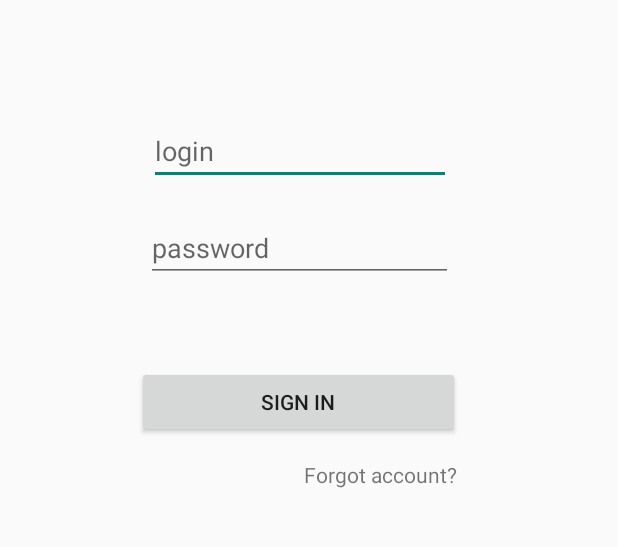
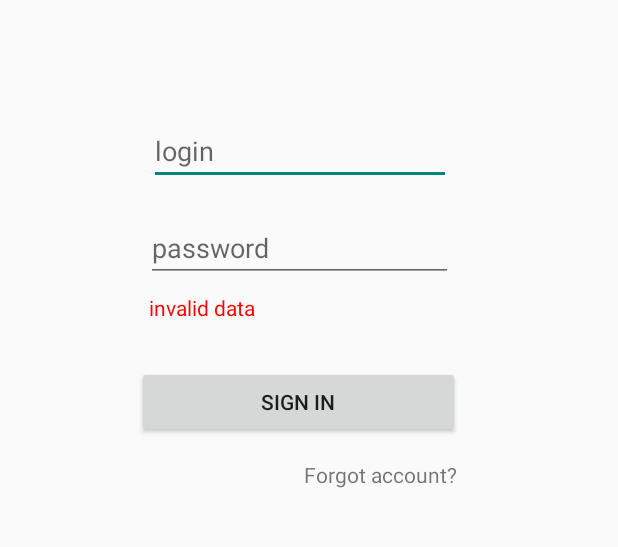
Before and after one commit to biba-boba-2-dolboeba/dresscode-proj, an Android app: the screen it shows after launch (SignInActivity), after a tap on an icon or button, on a phone screen of 412 x 824 dp, the part 489-1036 px from its top. Run offline under Robolectric (Android 15) with nearby library versions, the phone set to English and light mode, and no system bars.

Commit message:
created method checkValidaion in classes SignInPresenter

```diff
--- a/app/src/main/java/com/biba/boba/dresscode/presentation/signinscreen/SignInActivity.java
+++ b/app/src/main/java/com/biba/boba/dresscode/presentation/signinscreen/SignInActivity.java
@@ -3,6 +3,7 @@ package com.biba.boba.dresscode.presentation.signinscreen;
 import androidx.appcompat.app.AppCompatActivity;
 
 import android.os.Bundle;
+import android.util.Log;
 import android.widget.Button;
 import android.widget.TextView;
 
@@ -12,10 +13,9 @@ public class SignInActivity extends AppCompatActivity implements SignInView
 {
     private SignInPresenter presenter;
 
-    Button signInButton;
-    TextView forgotAccTextView;
-    TextView passwordTextView;
-    TextView loginTextView;
+    private TextView passwordTextView;
+    private TextView loginTextView;
+    private TextView errorMessageTextView;
 
 
     @Override
@@ -30,10 +30,12 @@ public class SignInActivity extends AppCompatActivity implements SignInView
 
     private void initAllView()
     {
-        signInButton = findViewById(R.id.sign_in_button);
-        forgotAccTextView = findViewById(R.id.forgot_account);
+        Button signInButton = findViewById(R.id.sign_in_button);
+        TextView forgotAccTextView = findViewById(R.id.forgot_account);
         passwordTextView = findViewById(R.id.password_field);
         loginTextView = findViewById(R.id.login_field);
+        errorMessageTextView = findViewById(R.id.error_message);
+
 
         signInButton.setOnClickListener(presenter);
         forgotAccTextView.setOnClickListener(presenter);
@@ -41,14 +43,30 @@ public class SignInActivity extends AppCompatActivity implements SignInView
 
 
     @Override
-    public void loadActivity()
+    public void loadMainActivity()
     {
+        String pass = passwordTextView.getText().toString();
+        String login = loginTextView.getText().toString();
 
+        boolean validData = presenter.checkValidData(login, pass);
+
+        if (validData)
+            Log.i("dressLog", "переходим на галвную страницу");
+        else
+            Log.i("dressLog", "остаемся на этой странице");
     }
 
     @Override
-    public void showError()
+    public void loadForgotAccountActivity()
     {
+        Log.i("dressLog", "activate method loadForgotAccountActivity");
+    }
 
+    @Override
+    public void showMessage(String message)
+    {
+        errorMessageTextView.setText(message);
     }
+
+
 }
--- a/app/src/main/java/com/biba/boba/dresscode/presentation/signinscreen/SignInPresenter.java
+++ b/app/src/main/java/com/biba/boba/dresscode/presentation/signinscreen/SignInPresenter.java
@@ -10,12 +10,23 @@ public class SignInPresenter implements View.OnClickListener
     private final SignInView signInView;
 
 
-    public SignInPresenter(SignInView signInView)
+    SignInPresenter(SignInView signInView)
     {
         this.signInView = signInView;
     }
 
-
+    boolean checkValidData(String login, String pass)
+    {
+        if (login.equals("") || pass.equals(""))
+        {
+            signInView.showMessage("invalid data");
+            return false;
+        }
+        else {
+            signInView.showMessage("");
+            return true;
+        }
+    }
 
 
     @Override
@@ -25,14 +36,16 @@ public class SignInPresenter implements View.OnClickListener
         {
             case R.id.sign_in_button :
                 Log.d("dressLog", "triggered sign_in");
+                signInView.loadMainActivity();
                 break;
 
             case R.id.forgot_account:
                 Log.d("dressLog", "triggered forgot_account");
+                signInView.loadMainActivity();
                 break;
 
         }
 
+    }
 
-    }
 }
--- a/app/src/main/java/com/biba/boba/dresscode/presentation/signinscreen/SignInView.java
+++ b/app/src/main/java/com/biba/boba/dresscode/presentation/signinscreen/SignInView.java
@@ -2,6 +2,7 @@ package com.biba.boba.dresscode.presentation.signinscreen;
 
 public interface SignInView {
 
-    void loadActivity();
-    void showError();
+    void loadMainActivity();
+    void loadForgotAccountActivity();
+    void showMessage(String error_message);
 }
--- a/app/src/main/res/layout/sign_in_layout.xml
+++ b/app/src/main/res/layout/sign_in_layout.xml
@@ -108,6 +108,24 @@
             android:text="@string/forgot_account"
             />
 
+        <TextView
+            android:id="@+id/error_message"
+            android:layout_width="205dp"
+            android:layout_height="wrap_content"
+            android:layout_alignParentStart="true"
+            android:layout_alignParentLeft="true"
+            android:layout_alignParentTop="true"
+            android:layout_alignParentEnd="true"
+            android:layout_alignParentRight="true"
+            android:layout_alignParentBottom="true"
+            android:layout_marginStart="99dp"
+            android:layout_marginLeft="99dp"
+            android:layout_marginTop="474dp"
+            android:layout_marginEnd="106dp"
+            android:layout_marginRight="106dp"
+            android:layout_marginBottom="237dp"
+            android:textColor="@color/red_error" />
+
     </RelativeLayout>
 
 </androidx.constraintlayout.widget.ConstraintLayout>
--- a/app/src/main/res/values/colors.xml
+++ b/app/src/main/res/values/colors.xml
@@ -3,6 +3,6 @@
     <color name="colorPrimary">#008577</color>
     <color name="colorPrimaryDark">#00574B</color>
     <color name="colorAccent">#D81B60</color>
-
+    <color name="red_error">#f00</color>
     <color name="black_overlay">#66000000</color>
 </resources>
--- a/app/src/main/res/values/strings.xml
+++ b/app/src/main/res/values/strings.xml
@@ -5,4 +5,5 @@
     <string name="enter_pass">password</string>
     <string name="forgot_account">Forgot account?</string>
 
+    <string name="error_message">you enter invalid data</string>
 </resources>
```
